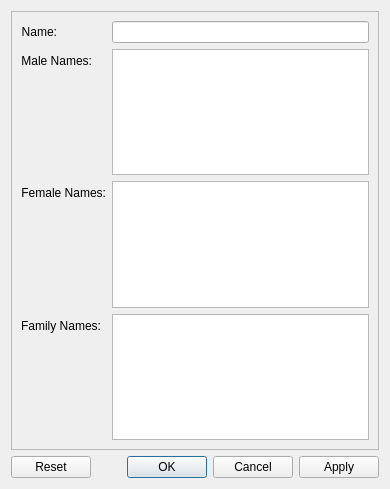
Qt form ui/CreateRaceWidget.ui (jgardner1/JGRPGTools) before a commit.
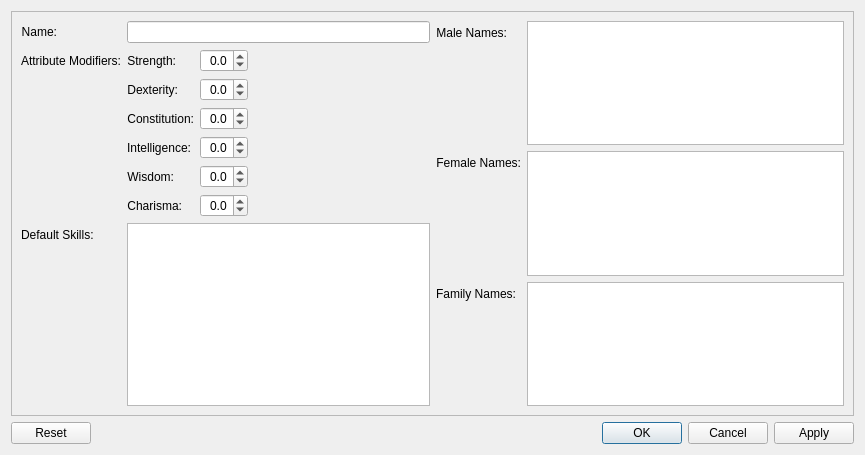
The same form after that commit. Custom widgets are drawn as their Qt base class.

Commit message: Race attribute modifiers

The edit to the form file:
```diff
--- a/ui/CreateRaceWidget.ui
+++ b/ui/CreateRaceWidget.ui
@@ -6,8 +6,8 @@
    <rect>
     <x>0</x>
     <y>0</y>
-    <width>390</width>
-    <height>489</height>
+    <width>865</width>
+    <height>455</height>
    </rect>
   </property>
   <property name="windowTitle">
@@ -24,11 +24,13 @@
        <rect>
         <x>0</x>
         <y>0</y>
-        <width>374</width>
-        <height>435</height>
+        <width>845</width>
+        <height>406</height>
        </rect>
       </property>
-      <layout class="QFormLayout" name="formLayout">
+      <layout class="QHBoxLayout" name="horizontalLayout_14">
+       <item>
+        <layout class="QFormLayout" name="formLayout_4">
        <item row="0" column="0">
         <widget class="QLabel" name="label">
          <property name="text">
@@ -49,6 +51,316 @@
         <widget class="QLineEdit" name="nameLineEdit"/>
        </item>
        <item row="1" column="0">
+          <widget class="QLabel" name="label_5">
+           <property name="text">
+            <string>Attribute Modifiers:</string>
+           </property>
+           <property name="textFormat">
+            <enum>Qt::PlainText</enum>
+           </property>
+           <property name="alignment">
+            <set>Qt::AlignRight|Qt::AlignTrailing|Qt::AlignVCenter</set>
+           </property>
+           <property name="labelClass" stdset="0">
+            <string>fieldName</string>
+           </property>
+          </widget>
+         </item>
+         <item row="1" column="1">
+          <layout class="QFormLayout" name="formLayout">
+           <item row="0" column="0">
+            <widget class="QLabel" name="label_8">
+             <property name="text">
+              <string>Strength:</string>
+             </property>
+             <property name="alignment">
+              <set>Qt::AlignRight|Qt::AlignTrailing|Qt::AlignVCenter</set>
+             </property>
+            </widget>
+           </item>
+           <item row="0" column="1">
+            <layout class="QHBoxLayout" name="horizontalLayout_2">
+             <item>
+              <widget class="ModifierSpinBox" name="strengthSpinBox">
+               <property name="alignment">
+                <set>Qt::AlignRight|Qt::AlignTrailing|Qt::AlignVCenter</set>
+               </property>
+               <property name="decimals">
+                <number>1</number>
+               </property>
+               <property name="minimum">
+                <double>-4.000000000000000</double>
+               </property>
+               <property name="maximum">
+                <double>4.000000000000000</double>
+               </property>
+               <property name="singleStep">
+                <double>0.100000000000000</double>
+               </property>
+              </widget>
+             </item>
+             <item>
+              <spacer name="horizontalSpacer">
+               <property name="orientation">
+                <enum>Qt::Horizontal</enum>
+               </property>
+               <property name="sizeHint" stdset="0">
+                <size>
+                 <width>40</width>
+                 <height>20</height>
+                </size>
+               </property>
+              </spacer>
+             </item>
+            </layout>
+           </item>
+           <item row="1" column="1">
+            <layout class="QHBoxLayout" name="horizontalLayout_3">
+             <item>
+              <widget class="ModifierSpinBox" name="dexteritySpinBox">
+               <property name="alignment">
+                <set>Qt::AlignRight|Qt::AlignTrailing|Qt::AlignVCenter</set>
+               </property>
+               <property name="decimals">
+                <number>1</number>
+               </property>
+               <property name="minimum">
+                <double>-4.000000000000000</double>
+               </property>
+               <property name="maximum">
+                <double>4.000000000000000</double>
+               </property>
+               <property name="singleStep">
+                <double>0.100000000000000</double>
+               </property>
+              </widget>
+             </item>
+             <item>
+              <spacer name="horizontalSpacer_2">
+               <property name="orientation">
+                <enum>Qt::Horizontal</enum>
+               </property>
+               <property name="sizeHint" stdset="0">
+                <size>
+                 <width>40</width>
+                 <height>20</height>
+                </size>
+               </property>
+              </spacer>
+             </item>
+            </layout>
+           </item>
+           <item row="2" column="1">
+            <layout class="QHBoxLayout" name="horizontalLayout_4">
+             <item>
+              <widget class="ModifierSpinBox" name="constitutionSpinBox">
+               <property name="alignment">
+                <set>Qt::AlignRight|Qt::AlignTrailing|Qt::AlignVCenter</set>
+               </property>
+               <property name="decimals">
+                <number>1</number>
+               </property>
+               <property name="minimum">
+                <double>-4.000000000000000</double>
+               </property>
+               <property name="maximum">
+                <double>4.000000000000000</double>
+               </property>
+               <property name="singleStep">
+                <double>0.100000000000000</double>
+               </property>
+              </widget>
+             </item>
+             <item>
+              <spacer name="horizontalSpacer_3">
+               <property name="orientation">
+                <enum>Qt::Horizontal</enum>
+               </property>
+               <property name="sizeHint" stdset="0">
+                <size>
+                 <width>40</width>
+                 <height>20</height>
+                </size>
+               </property>
+              </spacer>
+             </item>
+            </layout>
+           </item>
+           <item row="3" column="1">
+            <layout class="QHBoxLayout" name="horizontalLayout_5">
+             <item>
+              <widget class="ModifierSpinBox" name="intelligenceSpinBox">
+               <property name="alignment">
+                <set>Qt::AlignRight|Qt::AlignTrailing|Qt::AlignVCenter</set>
+               </property>
+               <property name="decimals">
+                <number>1</number>
+               </property>
+               <property name="minimum">
+                <double>-4.000000000000000</double>
+               </property>
+               <property name="maximum">
+                <double>4.000000000000000</double>
+               </property>
+               <property name="singleStep">
+                <double>0.100000000000000</double>
+               </property>
+              </widget>
+             </item>
+             <item>
+              <spacer name="horizontalSpacer_4">
+               <property name="orientation">
+                <enum>Qt::Horizontal</enum>
+               </property>
+               <property name="sizeHint" stdset="0">
+                <size>
+                 <width>40</width>
+                 <height>20</height>
+                </size>
+               </property>
+              </spacer>
+             </item>
+            </layout>
+           </item>
+           <item row="4" column="1">
+            <layout class="QHBoxLayout" name="horizontalLayout_6">
+             <item>
+              <widget class="ModifierSpinBox" name="wisdomSpinBox">
+               <property name="alignment">
+                <set>Qt::AlignRight|Qt::AlignTrailing|Qt::AlignVCenter</set>
+               </property>
+               <property name="decimals">
+                <number>1</number>
+               </property>
+               <property name="minimum">
+                <double>-4.000000000000000</double>
+               </property>
+               <property name="maximum">
+                <double>4.000000000000000</double>
+               </property>
+               <property name="singleStep">
+                <double>0.100000000000000</double>
+               </property>
+              </widget>
+             </item>
+             <item>
+              <spacer name="horizontalSpacer_5">
+               <property name="orientation">
+                <enum>Qt::Horizontal</enum>
+               </property>
+               <property name="sizeHint" stdset="0">
+                <size>
+                 <width>40</width>
+                 <height>20</height>
+                </size>
+               </property>
+              </spacer>
+             </item>
+            </layout>
+           </item>
+           <item row="5" column="1">
+            <layout class="QHBoxLayout" name="horizontalLayout_7">
+             <item>
+              <widget class="ModifierSpinBox" name="charismaSpinBox">
+               <property name="alignment">
+                <set>Qt::AlignRight|Qt::AlignTrailing|Qt::AlignVCenter</set>
+               </property>
+               <property name="decimals">
+                <number>1</number>
+               </property>
+               <property name="minimum">
+                <double>-4.000000000000000</double>
+               </property>
+               <property name="maximum">
+                <double>4.000000000000000</double>
+               </property>
+               <property name="singleStep">
+                <double>0.100000000000000</double>
+               </property>
+              </widget>
+             </item>
+             <item>
+              <spacer name="horizontalSpacer_6">
+               <property name="orientation">
+                <enum>Qt::Horizontal</enum>
+               </property>
+               <property name="sizeHint" stdset="0">
+                <size>
+                 <width>40</width>
+                 <height>20</height>
+                </size>
+               </property>
+              </spacer>
+             </item>
+            </layout>
+           </item>
+           <item row="1" column="0">
+            <widget class="QLabel" name="label_12">
+             <property name="text">
+              <string>Dexterity:</string>
+             </property>
+             <property name="alignment">
+              <set>Qt::AlignRight|Qt::AlignTrailing|Qt::AlignVCenter</set>
+             </property>
+            </widget>
+           </item>
+           <item row="2" column="0">
+            <widget class="QLabel" name="label_11">
+             <property name="text">
+              <string>Constitution:</string>
+             </property>
+             <property name="alignment">
+              <set>Qt::AlignRight|Qt::AlignTrailing|Qt::AlignVCenter</set>
+             </property>
+            </widget>
+           </item>
+           <item row="3" column="0">
+            <widget class="QLabel" name="label_7">
+             <property name="text">
+              <string>Intelligence:</string>
+             </property>
+             <property name="alignment">
+              <set>Qt::AlignRight|Qt::AlignTrailing|Qt::AlignVCenter</set>
+             </property>
+            </widget>
+           </item>
+           <item row="4" column="0">
+            <widget class="QLabel" name="label_10">
+             <property name="text">
+              <string>Wisdom:</string>
+             </property>
+             <property name="alignment">
+              <set>Qt::AlignRight|Qt::AlignTrailing|Qt::AlignVCenter</set>
+             </property>
+            </widget>
+           </item>
+           <item row="5" column="0">
+            <widget class="QLabel" name="label_9">
+             <property name="text">
+              <string>Charisma:</string>
+             </property>
+             <property name="alignment">
+              <set>Qt::AlignRight|Qt::AlignTrailing|Qt::AlignVCenter</set>
+             </property>
+            </widget>
+           </item>
+          </layout>
+         </item>
+         <item row="2" column="1">
+          <widget class="QTreeView" name="treeView"/>
+         </item>
+         <item row="2" column="0">
+          <widget class="QLabel" name="label_6">
+           <property name="text">
+            <string>Default Skills:</string>
+           </property>
+          </widget>
+         </item>
+        </layout>
+       </item>
+       <item>
+        <layout class="QFormLayout" name="formLayout_2">
+         <item row="0" column="0">
         <widget class="QLabel" name="label_2">
          <property name="text">
           <string>Male Names:</string>
@@ -64,10 +376,10 @@
          </property>
         </widget>
        </item>
-       <item row="1" column="1">
+         <item row="0" column="1">
         <widget class="QPlainTextEdit" name="maleNamesTextEdit"/>
        </item>
-       <item row="2" column="0">
+         <item row="1" column="0">
         <widget class="QLabel" name="label_3">
          <property name="text">
           <string>Female Names:</string>
@@ -83,10 +395,10 @@
          </property>
         </widget>
        </item>
-       <item row="2" column="1">
+         <item row="1" column="1">
         <widget class="QPlainTextEdit" name="femaleNamesTextEdit"/>
        </item>
-       <item row="3" column="0">
+         <item row="2" column="0">
         <widget class="QLabel" name="label_4">
          <property name="text">
           <string>Family Names:</string>
@@ -102,10 +414,12 @@
          </property>
         </widget>
        </item>
-       <item row="3" column="1">
+         <item row="2" column="1">
         <widget class="QPlainTextEdit" name="familyNamesTextEdit"/>
        </item>
       </layout>
+       </item>
+      </layout>
      </widget>
     </widget>
    </item>
@@ -121,6 +435,13 @@
    </item>
   </layout>
  </widget>
+ <customwidgets>
+  <customwidget>
+   <class>ModifierSpinBox</class>
+   <extends>QDoubleSpinBox</extends>
+   <header>jgrpg/ModifierSpinBox.h</header>
+  </customwidget>
+ </customwidgets>
  <resources/>
  <connections>
   <connection>
```
Left out of the diff: 8 changed lines with no effect on the pictures. Lines whose indentation alone changed are shown as unchanged. The commit also changes 6 other files.
